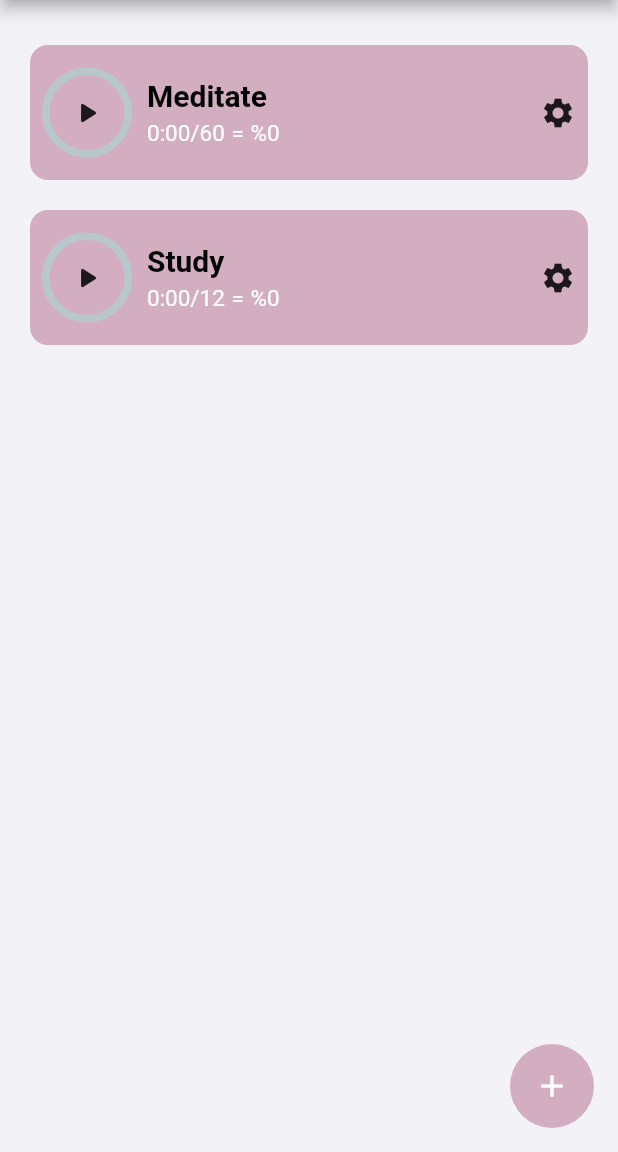
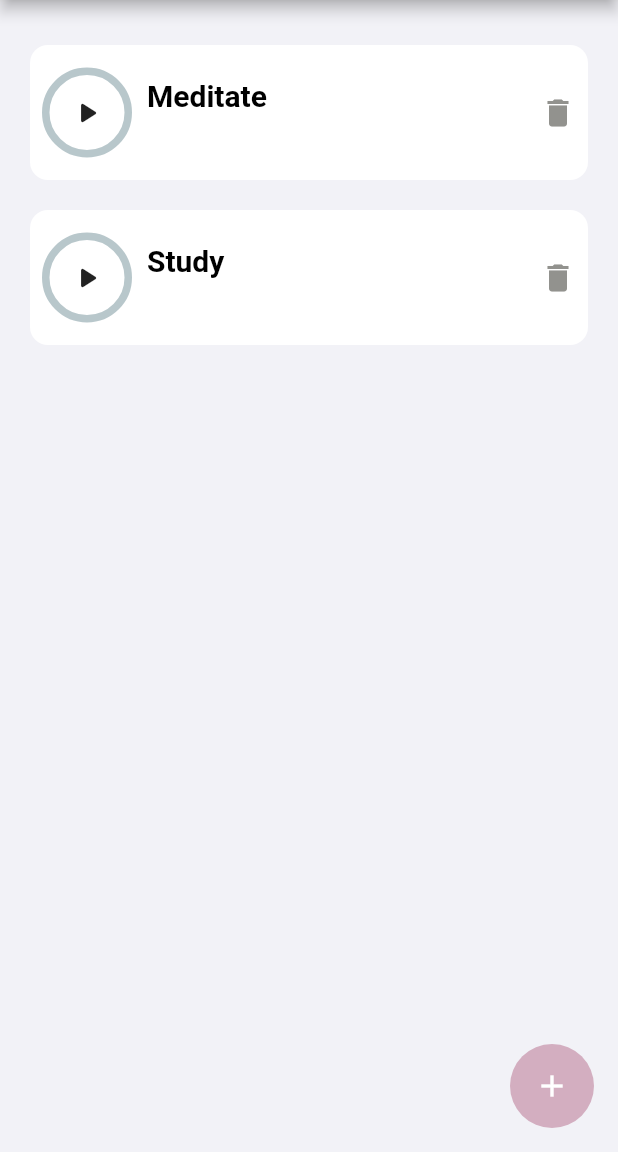
Before and after one commit to beyzaevcen/My-Life-Planner, a Flutter app: the HabittrickerPage screen opened directly, on a phone screen of 412 x 824 dp, the part 84-1236 px from its top. Run offline on Flutter 3.47's test engine with Material 2 defaults, Android fonts, the phone set to English and light mode, and no system bars; drawn by our look-alikes of flutter_easyloading, percent_indicator; our stand-ins replace cloud_firestore, firebase_auth, firebase_core, flutter_datetime_picker, font_awesome_flutter, get and 7 more; missing offline and left inert: flutter_quill; accounts and stored records are empty.

Commit message:
Habit page edited and delete widget added

```diff
--- a/lib/controllers/habit_controller.dart
+++ b/lib/controllers/habit_controller.dart
@@ -4,7 +4,8 @@ import 'package:notes_app/models/habit.dart';
 import 'package:notes_app/widgets/addhabit_widget.dart';
 
 class HabitController extends GetxController {
-  final HabitList = <Habit>[Habit(0, 60, false, "Meditate"), Habit(0, 12, false, "Study")].obs;
+  final HabitList =
+      <Habit>[Habit(0, 60, false, "Meditate", "0"), Habit(0, 12, false, "Study", "1")].obs;
 
   final habitName = TextEditingController();
   final timeGoal = TextEditingController();
@@ -54,7 +55,10 @@ class HabitController extends GetxController {
   }
 
   void createHbait() {
-    HabitList.add(Habit(0, int.parse(timeGoal.text), false, habitName.text));
+    String id = DateTime.now().toString();
+    HabitList.add(Habit(0, int.parse(timeGoal.text), false, habitName.text, id));
+    habitName.clear();
+    timeGoal.clear();
     Get.back();
   }
 }
--- a/lib/models/habit.dart
+++ b/lib/models/habit.dart
@@ -3,6 +3,7 @@ class Habit {
   int timeGoal;
   bool habitStarted;
   final String habitTile;
+  String id;
 
-  Habit(this.timeSpent, this.timeGoal, this.habitStarted, this.habitTile);
+  Habit(this.timeSpent, this.timeGoal, this.habitStarted, this.habitTile, this.id);
 }
--- a/lib/screens/habit_page.dart
+++ b/lib/screens/habit_page.dart
@@ -2,6 +2,7 @@ import 'package:flutter/material.dart';
 import 'package:get/get.dart';
 import 'package:notes_app/controllers/habit_controller.dart';
 import 'package:notes_app/utils/theme.dart';
+import 'package:notes_app/widgets/delete_habit.dart';
 import 'package:notes_app/widgets/habittile.dart';
 
 class HabittrickerPage extends StatelessWidget {
@@ -27,24 +28,24 @@ class HabittrickerPage extends StatelessWidget {
           },
           child: const Icon(Icons.add),
         ),
-        body: Padding(
-          padding: const EdgeInsets.only(top: 10.0),
-          child: ListView.builder(
-              itemCount: controller.HabitList.length,
-              itemBuilder: ((context, index) {
-                return Obx(() => HabitTile(
+        body: Obx(() => Padding(
+              padding: const EdgeInsets.only(top: 10.0),
+              child: ListView.builder(
+                  itemCount: controller.HabitList.length,
+                  itemBuilder: ((context, index) {
+                    return HabitTile(
                       habitTile: controller.HabitList[index].habitTile,
                       habitStarted: controller.HabitList[index].habitStarted,
                       onTap: () {
                         controller.habitS(index);
                       },
-                      settingsTap: () {
-                        controller.settingsOpen(index);
+                      deleteTap: () {
+                        Get.dialog(DeleteHabit(index: index, id: controller.HabitList[index].id));
                       },
                       timeGoal: controller.HabitList[index].timeGoal,
                       timeSpent: controller.HabitList[index].timeSpent,
-                    ));
-              })),
-        ));
+                    );
+                  })),
+            )));
   }
 }
--- a/lib/widgets/habittile.dart
+++ b/lib/widgets/habittile.dart
@@ -8,7 +8,7 @@ import '../utils/theme.dart';
 class HabitTile extends GetView<HabitController> {
   final String habitTile;
   final VoidCallback onTap;
-  final VoidCallback settingsTap;
+  final VoidCallback deleteTap;
   final int timeSpent;
   final int timeGoal;
   final bool habitStarted;
@@ -17,7 +17,7 @@ class HabitTile extends GetView<HabitController> {
       {super.key,
       required this.habitTile,
       required this.onTap,
-      required this.settingsTap,
+      required this.deleteTap,
       required this.timeSpent,
       required this.timeGoal,
       required this.habitStarted});
@@ -30,7 +30,7 @@ class HabitTile extends GetView<HabitController> {
             width: Get.width,
             height: 90,
             decoration:
-                BoxDecoration(borderRadius: BorderRadius.circular(12), color: CColors.main2Color),
+                BoxDecoration(borderRadius: BorderRadius.circular(12), color: CColors.white),
             child: Row(
               mainAxisAlignment: MainAxisAlignment.spaceBetween,
               children: [
@@ -85,8 +85,11 @@ class HabitTile extends GetView<HabitController> {
                 Padding(
                   padding: const EdgeInsets.only(right: 8.0),
                   child: GestureDetector(
-                    onTap: settingsTap,
-                    child: const Icon(Icons.settings),
+                    onTap: deleteTap,
+                    child: const Icon(
+                      Icons.delete,
+                      color: CColors.darkSubtitle,
+                    ),
                   ),
                 )
               ],
```
Also changed, not shown: lib/widgets/delete_habit.dart (added, +50 -0 lines), flutter_01.png (added).
